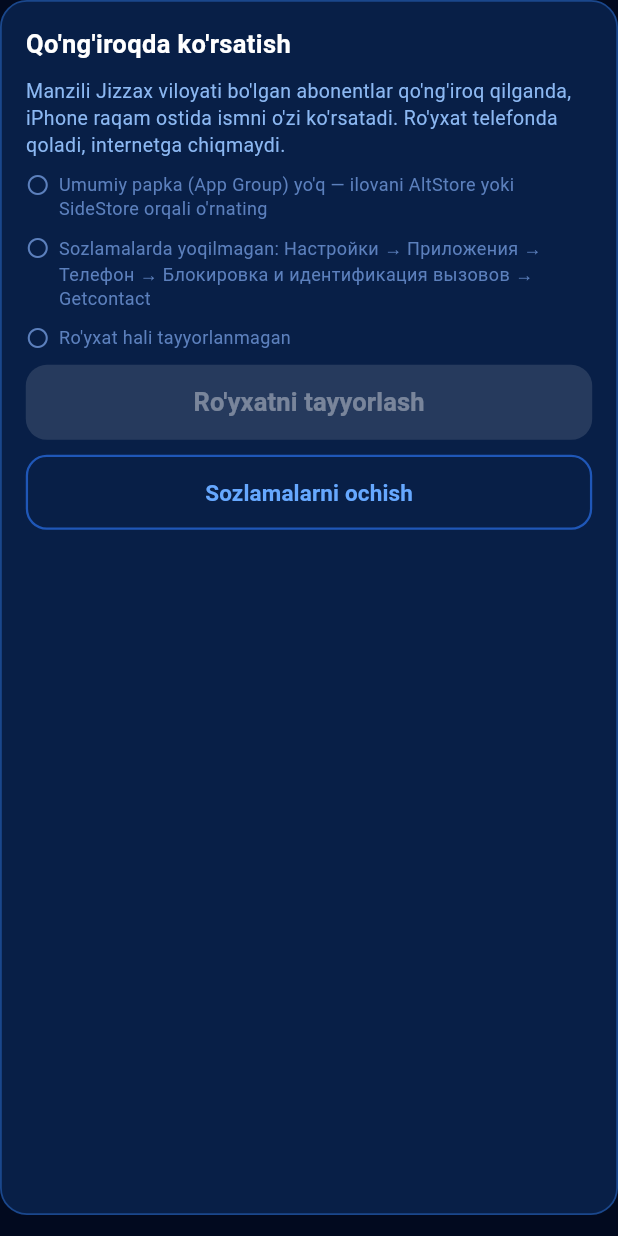
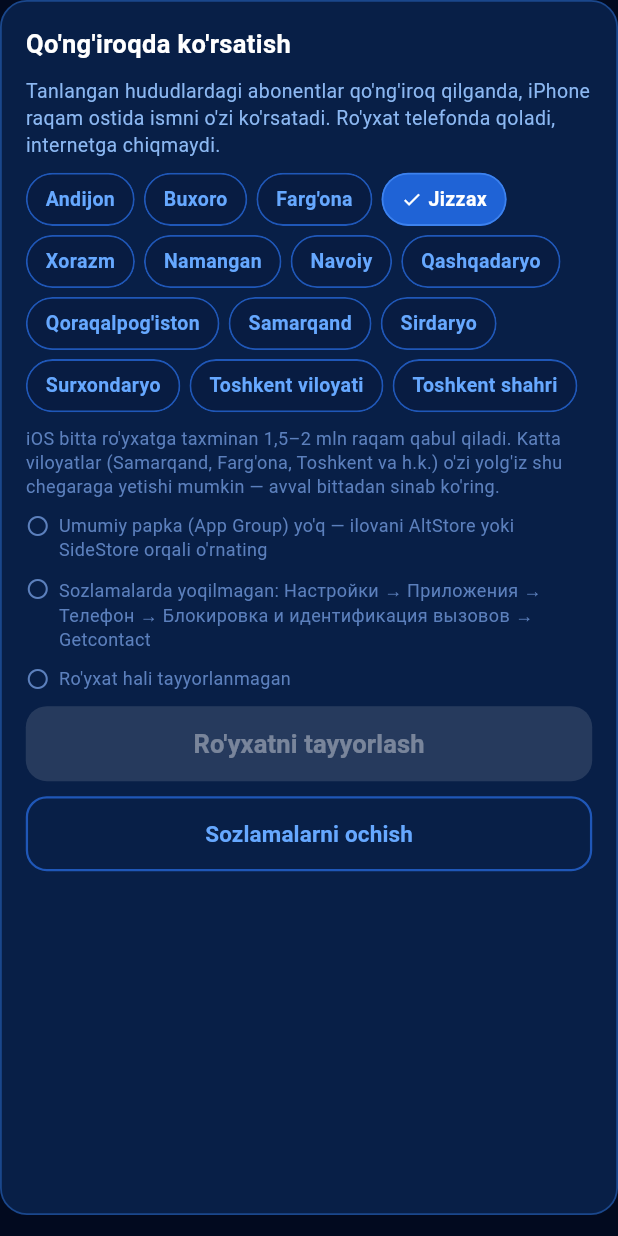
Before and after one commit to abdulumarodilov-dot/Getcontact, a Flutter app: the IosCallerIdPanel widget shown alone on an empty page, opened directly, on a phone screen of 412 x 824 dp. Run offline on Flutter 3.47's test engine with Material 3 defaults, Android fonts, the phone set to English and light mode, and no system bars; our stand-ins replace file_picker, flutter_secure_storage, local_auth, permission_handler, shared_preferences, sqflite_sqlcipher; accounts and stored records are empty.

Commit message:
Qo'ng'iroq ekranida ism: hududni tanlash (barcha viloyatlar)
Avval ro'yxat faqat Jizzax viloyatidan tuzilardi. Endi Sozlamalarda
14 ta hududdan istalganini tanlash mumkin: 12 viloyat, Qoraqalpog'iston
va Toshkent shahri. Toshkent shahri va viloyati manzildagi
«viloyat/область» so'zi bo'yicha ajratiladi.

Jizzax uchun qidiruv shartlari avvalgisi bilan aynan bir xil.
Swift extension o'zgarmadi — u faqat tayyor faylni o'qiydi.

Co-Authored-By: Claude Opus 5.5 <noreply@anthropic.com>
Claude-Session: https://claude.ai/code/session_01ADEB3bSRsac69UqhifgWbp

```diff
--- /dev/null
+++ b/lib/services/region_callerid.dart
@@ -0,0 +1,353 @@
+import 'dart:convert';
+import 'dart:io';
+import 'dart:typed_data';
+
+import 'package:callerid_ios/callerid_ios.dart';
+import 'package:shared_preferences/shared_preferences.dart';
+
+import 'db_service.dart';
+
+/// Bitta hudud: manzil ustunida qaysi so'zlar bo'yicha tanib olinadi.
+///
+/// Qoida: `stems` dan biri bo'lsa — mos. `requireAny` berilgan bo'lsa,
+/// undan ham biri bo'lishi shart. `exclude` dan biri bo'lsa — mos emas.
+///
+/// So'zlar kichik harfda yoziladi. SQLite LIKE lotin harflarida katta-kichikni
+/// farqlamaydi, kirillda esa farqlaydi — shuning uchun kirill so'zlarining
+/// KATTA varianti avtomatik qo'shiladi. Kirill so'zlar ataylab birinchi
+/// harfsiz yozilgan («Самарканд» → «амарк»): shunda «Самарканд» ham,
+/// «САМАРКАНД» ham topiladi.
+///
+/// Ortiqcha topilish (masalan boshqa shahardagi «Samarqand ko'chasi») zararsiz:
+/// ism baribir aynan o'sha raqamniki, faqat ro'yxat biroz kattalashadi.
+class CallerRegion {
+  final String id;
+  final String name;
+  final List<String> stems;
+  final List<String> requireAny;
+  final List<String> exclude;
+
+  const CallerRegion(
+    this.id,
+    this.name,
+    this.stems, {
+    this.requireAny = const [],
+    this.exclude = const [],
+  });
+}
+
+/// Toshkent shahri va viloyatini ajratuvchi belgilar
+const _viloyatMarkers = [
+  'viloyat',
+  'oblast',
+  'вилоят',
+  'област',
+  'обл.',
+  'ашкентск', // «Ташкентская»
+];
+
+const _toshkent = ['toshkent', 'tashkent', 'ашкент', 'ошкент'];
+
+/// iPhone'da qo'ng'iroq ekranida ism ko'rsatish (Call Directory) uchun
+/// ro'yxat: tanlangan hududlardagi abonentlar.
+///
+/// iOS bitta extension'ga cheklangan miqdordagi raqamni qabul qiladi
+/// (aniq chegara e'lon qilinmagan, amalda ~1,5–2 mln), shuning uchun butun
+/// baza emas, faqat tanlangan hududlar olinadi.
+class RegionCallerId {
+  RegionCallerId._();
+
+  static const regions = <CallerRegion>[
+    CallerRegion('andijon', 'Andijon',
+        ['andijon', 'andijan', 'andizhan', 'ндижон', 'ндижан']),
+    CallerRegion('buxoro', 'Buxoro',
+        ['buxor', 'buxar', 'bukhar', 'buhar', 'ухар', 'ухор']),
+    CallerRegion('fargona', "Farg'ona", [
+      "farg'on", 'fargʻon', 'fargʼon', 'farg`on', 'fargon', 'farghon',
+      'fergan', 'арғон', 'аргон', 'ерган',
+    ]),
+    // Jizzax: avvalgi versiyadagi shartlar aynan saqlangan
+    CallerRegion('jizzax', 'Jizzax',
+        ['jizza', 'jizak', 'djiza', 'dzhiza', 'изза', 'жизак']),
+    CallerRegion('xorazm', 'Xorazm', [
+      'xorazm', 'xorezm', 'khorazm', 'khorezm', 'horezm', 'оразм', 'орезм',
+    ]),
+    CallerRegion('namangan', 'Namangan', ['namangan', 'аманган']),
+    CallerRegion('navoiy', 'Navoiy', ['navoi', 'navoy', 'авои']),
+    CallerRegion('qashqadaryo', 'Qashqadaryo',
+        ['qashqadar', 'kashkadar', 'ашқадар', 'ашкадар']),
+    CallerRegion('qoraqalpogiston', "Qoraqalpog'iston", [
+      'qoraqalpo', 'qaraqalpa', 'karakalpa', 'nukus',
+      'орақалпо', 'оракалпо', 'аракалпа', 'укус', // Нукус
+    ]),
+    CallerRegion('samarqand', 'Samarqand',
+        ['samarq', 'samark', 'амарқ', 'амарк']),
+    CallerRegion('sirdaryo', 'Sirdaryo',
+        ['sirdar', 'syrdar', 'ирдар', 'ырдар']),
+    CallerRegion('surxondaryo', 'Surxondaryo', [
+      'surxondar', 'surxandar', 'surkhondar', 'surkhandar',
+      'урхондар', 'урхандар',
+    ]),
+    CallerRegion('toshkent_vil', 'Toshkent viloyati', _toshkent,
+        requireAny: _viloyatMarkers),
+    CallerRegion('toshkent_sh', 'Toshkent shahri', _toshkent,
+        exclude: _viloyatMarkers),
+  ];
+
+  static const fileName = 'callerid.bin';
+
+  /// Taxminiy chegara. Undan oshsa ogohlantiramiz (iOS baribir urinib ko'radi).
+  static const softLimit = 2000000;
+
+  static const _chunk = 250000; // bir so'rovda ko'riladigan qatorlar (rowid)
+  static const _maxLabel = 60;
+
+  // Kalit nomlari eski versiya bilan bir xil — avval tayyorlangan ro'yxat
+  // haqidagi ma'lumot yo'qolmasin
+  static const _kCount = 'jizzax_cid_count';
+  static const _kTime = 'jizzax_cid_time';
+  static const _kSelected = 'cid_regions';
+  static const _kBuilt = 'cid_built_regions';
+
+  static const defaultSelection = ['jizzax'];
+
+  static CallerRegion? byId(String id) {
+    for (final r in regions) {
+      if (r.id == id) return r;
+    }
+    return null;
+  }
+
+  static String names(Iterable<String> ids) =>
+      ids.map((i) => byId(i)?.name ?? i).join(', ');
+
+  /// Foydalanuvchi tanlagan hududlar
+  static Future<List<String>> selected() async {
+    final p = await SharedPreferences.getInstance();
+    final v = p.getStringList(_kSelected);
+    final ok = (v ?? defaultSelection).where((i) => byId(i) != null).toList();
+    return ok.isEmpty ? List.of(defaultSelection) : ok;
+  }
+
+  static Future<void> setSelected(List<String> ids) async {
+    final p = await SharedPreferences.getInstance();
+    await p.setStringList(_kSelected, ids);
+  }
+
+  /// Oxirgi tayyorlangan ro'yxat: (raqamlar soni, vaqt, hududlar) yoki null.
+  /// Eski versiyada hudud saqlanmagan — u faqat Jizzax edi.
+  static Future<(int, DateTime, List<String>)?> lastBuild() async {
+    final p = await SharedPreferences.getInstance();
+    final n = p.getInt(_kCount);
+    final t = p.getInt(_kTime);
+    if (n == null || t == null) return null;
+    final built = p.getStringList(_kBuilt) ?? defaultSelection;
+    return (n, DateTime.fromMillisecondsSinceEpoch(t), built);
+  }
+
+  /// Bazadagi raqamni iOS ko'rinishiga keltiradi: 998XXXXXXXXX.
+  static int? normalizePhone(Object? raw) {
+    if (raw == null) return null;
+    final d = raw.toString().replaceAll(RegExp(r'\D'), '');
+    String? full;
+    if (d.length == 9) {
+      full = '998$d';
+    } else if (d.length == 12 && d.startsWith('998')) {
+      full = d;
+    } else if (d.length == 14 && d.startsWith('00998')) {
+      full = d.substring(2);
+    }
+    return full == null ? null : int.parse(full);
+  }
+
+  static String _label(Object? raw) {
+    var s = (raw ?? '').toString().replaceAll(RegExp(r'\s+'), ' ').trim();
+    if (s.length > _maxLabel) s = s.substring(0, _maxLabel).trimRight();
+    return s;
+  }
+
+  /// So'zlardan LIKE andozalari: kirill bo'lsa KATTA varianti ham qo'shiladi.
+  static List<String> _patterns(List<String> words) {
+    final out = <String>{};
+    for (final w in words) {
+      out.add('%$w%');
+      final up = w.toUpperCase();
+      if (up != w && w.codeUnits.any((c) => c > 127)) out.add('%$up%');
+    }
+    return out.toList();
+  }
+
+  /// Tanlangan hududlar uchun WHERE sharti va uning parametrlari.
+  static (String, List<String>) _where(List<String> ids) {
+    final parts = <String>[];
+    final args = <String>[];
+
+    String any(List<String> pats) {
+      args.addAll(pats);
+      return pats.map((_) => '"adres" LIKE ?').join(' OR ');
+    }
+
+    for (final id in ids) {
+      final r = byId(id);
+      if (r == null) continue;
+      var cond = '(${any(_patterns(r.stems))})';
+      if (r.requireAny.isNotEmpty) {
+        cond += ' AND (${any(_patterns(r.requireAny))})';
+      }
+      if (r.exclude.isNotEmpty) {
+        cond += ' AND NOT (${any(_patterns(r.exclude))})';
+      }
+      parts.add('($cond)');
+    }
+    return (parts.join(' OR '), args);
+  }
+
+  /// Ro'yxatni tayyorlab, extension'ni qayta yuklaydi.
+  ///
+  /// [onProgress] — (0..1 ulush, topilgan raqamlar soni, bosqich matni).
+  /// Qaytaradi: topilgan raqamlar soni. Xatoda [CallerIdException].
+  static Future<int> build(
+      List<String> regionIds,
+      void Function(double, int, String) onProgress) async {
+    if (regionIds.isEmpty) {
+      throw const CallerIdException("Kamida bitta hududni tanlang");
+    }
+
+    final container = await CallerIdIos.containerPath();
+    if (container == null) {
+      throw const CallerIdException(
+          "Umumiy papka (App Group) ishlamayapti. Ilova App Group'ni "
+          "qo'llaydigan usulda o'rnatilmagan — AltStore yoki SideStore "
+          "orqali o'rnatib ko'ring.");
+    }
+
+    final db = DbService.instance;
+    if (!db.isOpen) {
+      final r = await db.open();
+      if (!r.isOk) {
+        throw const CallerIdException(
+            "Baza ochilmagan. Avval qidiruv ekranida bazani oching.");
+      }
+    }
+
+    // Kerakli ustunlar bormi?
+    final cols = (await db.rawQuery('PRAGMA table_info("$kTable")'))
+        .map((r) => (r['name'] ?? '').toString().toLowerCase())
+        .toSet();
+    for (final c in const ['telefon', 'abonent', 'adres']) {
+      if (!cols.contains(c)) {
+        throw CallerIdException("Bazada '$c' ustuni yo'q");
+      }
+    }
+
+    final maxRow = ((await db.rawQuery(
+                'SELECT max(rowid) AS m FROM "$kTable"'))
+            .first['m'] as int?) ??
+        0;
+    if (maxRow == 0) throw const CallerIdException('Baza bo\'sh');
+
+    final (where, args) = _where(regionIds);
+    final sql = 'SELECT "telefon", "abonent" FROM "$kTable" '
+        'WHERE rowid > ? AND rowid <= ? AND ($where)';
+
+    // Bir raqam bir necha marta uchrasa — birinchi topilgan ism qoladi
+    final found = <int, String>{};
+
+    await CallerIdIos.keepAwake(true);
+    try {
+      for (var lo = 0; lo < maxRow; lo += _chunk) {
+        final rows = await db.rawQuery(sql, [lo, lo + _chunk, ...args]);
+        for (final r in rows) {
+          final n = normalizePhone(r['telefon']);
+          if (n == null) continue;
+          final name = _label(r['abonent']);
+          if (name.isEmpty) continue;
+          found.putIfAbsent(n, () => name);
+        }
+        final done = ((lo + _chunk) / maxRow).clamp(0.0, 1.0);
+        onProgress(done * 0.9, found.length, 'Bazadan qidirilmoqda');
+      }
+
+      if (found.isEmpty) {
+        throw CallerIdException(
+            "Manzilida ${names(regionIds)} yozilgan raqam topilmadi");
+      }
+
+      onProgress(0.92, found.length, 'Fayl yozilmoqda');
+      await _writeFile('$container/$fileName', found);
+
+      onProgress(0.95, found.length, "iOS'ga yuklanmoqda");
+      final err = await CallerIdIos.reload();
+      if (err != null) throw CallerIdException(err);
+
+      final p = await SharedPreferences.getInstance();
+      await p.setInt(_kCount, found.length);
+      await p.setInt(_kTime, DateTime.now().millisecondsSinceEpoch);
+      await p.setStringList(_kBuilt, regionIds);
+
+      onProgress(1, found.length, 'Tayyor');
+      return found.length;
+    } finally {
+      await CallerIdIos.keepAwake(false);
+    }
+  }
+
+  /// Ro'yxatni o'chiradi (bo'sh fayl) va extension'ni qayta yuklaydi.
+  static Future<String?> clear() async {
+    final container = await CallerIdIos.containerPath();
+    if (container != null) {
+      await _writeFile('$container/$fileName', const {});
+    }
+    final p = await SharedPreferences.getInstance();
+    await p.remove(_kCount);
+    await p.remove(_kTime);
+    await p.remove(_kBuilt);
+    return CallerIdIos.reload();
+  }
+
+  /// Format CallDirectoryHandler.swift dagi bilan aynan bir xil:
+  ///   "GCCD" | u32 versiya=1 | u32 N | i64[N] raqamlar |
+  ///   u32[N+1] ism boshlanishlari | UTF-8 ismlar
+  static Future<void> _writeFile(String path, Map<int, String> data) async {
+    final keys = data.keys.toList()..sort();
+    final n = keys.length;
+
+    final header = ByteData(12)
+      ..setUint8(0, 0x47) // G
+      ..setUint8(1, 0x43) // C
+      ..setUint8(2, 0x43) // C
+      ..setUint8(3, 0x44) // D
+      ..setUint32(4, 1, Endian.little)
+      ..setUint32(8, n, Endian.little);
+
+    final numbers = ByteData(8 * n);
+    final offsets = ByteData(4 * (n + 1));
+    final labels = BytesBuilder(copy: false);
+
+    for (var i = 0; i < n; i++) {
+      numbers.setInt64(8 * i, keys[i], Endian.little);
+      offsets.setUint32(4 * i, labels.length, Endian.little);
+      labels.add(utf8.encode(data[keys[i]]!));
+    }
+    offsets.setUint32(4 * n, labels.length, Endian.little);
+
+    // Avval vaqtinchalik faylga, keyin almashtiramiz — extension yarim
+    // yozilgan faylni o'qib qolmasin
+    final tmp = File('$path.tmp');
+    final sink = tmp.openWrite();
+    sink.add(header.buffer.asUint8List());
+    sink.add(numbers.buffer.asUint8List());
+    sink.add(offsets.buffer.asUint8List());
+    sink.add(labels.takeBytes());
+    await sink.flush();
+    await sink.close();
+    await tmp.rename(path);
+  }
+}
+
+class CallerIdException implements Exception {
+  final String message;
+  const CallerIdException(this.message);
+  @override
+  String toString() => message;
+}
--- a/lib/widgets/ios_callerid_panel.dart
+++ b/lib/widgets/ios_callerid_panel.dart
@@ -1,13 +1,13 @@
 import 'package:callerid_ios/callerid_ios.dart';
 import 'package:flutter/material.dart';
 
-import '../services/jizzax_callerid.dart';
+import '../services/region_callerid.dart';
 import '../theme.dart';
 import 'common.dart';
 
 /// Sozlamalardagi «Qo'ng'iroqda ko'rsatish» bo'limi — faqat iPhone.
 ///
-/// Jizzax viloyati abonentlarining ro'yxatini tayyorlaydi; iOS kiruvchi
+/// Tanlangan hududlar abonentlarining ro'yxatini tayyorlaydi; iOS kiruvchi
 /// qo'ng'iroqda raqam ostida ismni o'zi ko'rsatadi.
 class IosCallerIdPanel extends StatefulWidget {
   const IosCallerIdPanel({super.key});
@@ -21,7 +21,10 @@ class _IosCallerIdPanelState extends State<IosCallerIdPanel>
   bool _loaded = false;
   bool _container = false;
   String _enabled = 'unknown'; // enabled | disabled | unknown
-  (int, DateTime)? _last;
+  (int, DateTime, List<String>)? _last;
+
+  /// Foydalanuvchi tanlagan hududlar (hali tayyorlanmagan bo'lishi mumkin)
+  List<String> _selected = List.of(RegionCallerId.defaultSelection);
 
   bool _busy = false;
   double _progress = 0;
@@ -53,12 +56,14 @@ class _IosCallerIdPanelState extends State<IosCallerIdPanel>
   Future<void> _refresh() async {
     try {
       final s = await CallerIdIos.status();
-      final last = await JizzaxCallerId.lastBuild();
+      final last = await RegionCallerId.lastBuild();
+      final sel = await RegionCallerId.selected();
       if (!mounted) return;
       setState(() {
         _container = s['container'] == true;
         _enabled = (s['enabled'] ?? 'unknown').toString();
         _last = last;
+        _selected = sel;
         _loaded = true;
       });
     } catch (e) {
@@ -77,7 +82,7 @@ class _IosCallerIdPanelState extends State<IosCallerIdPanel>
     });
 
     try {
-      final n = await JizzaxCallerId.build((p, found, stage) {
+      final n = await RegionCallerId.build(_selected, (p, found, stage) {
         if (!mounted) return;
         setState(() {
           _progress = p;
@@ -88,7 +93,7 @@ class _IosCallerIdPanelState extends State<IosCallerIdPanel>
       if (!mounted) return;
       setState(() {
         _msgError = false;
-        _msg = n > JizzaxCallerId.softLimit
+        _msg = n > RegionCallerId.softLimit
             ? "Yuklandi: ${_fmt(n)} ta raqam. Bu iOS chegarasiga yaqin — "
                 "qo'ng'iroqda ism chiqmasa, menga ayting."
             : "Tayyor: ${_fmt(n)} ta raqam yuklandi.";
@@ -105,9 +110,75 @@ class _IosCallerIdPanelState extends State<IosCallerIdPanel>
     }
   }
 
+  Future<void> _toggle(String id) async {
+    final next = List.of(_selected);
+    if (next.contains(id)) {
+      if (next.length == 1) return; // kamida bittasi qolsin
+      next.remove(id);
+    } else {
+      next.add(id);
+    }
+    // Ro'yxatdagi tartibda saqlaymiz — matnda ham shu tartibda chiqadi
+    final order = RegionCallerId.regions.map((r) => r.id).toList();
+    next.sort((a, b) => order.indexOf(a).compareTo(order.indexOf(b)));
+    setState(() {
+      _selected = next;
+      _msg = '';
+    });
+    await RegionCallerId.setSelected(next);
+  }
+
+  /// Tanlov oxirgi tayyorlangan ro'yxatdan farq qiladimi
+  bool get _selectionChanged {
+    final last = _last;
+    if (last == null) return false;
+    final a = {...last.$3};
+    final b = {..._selected};
+    return a.length != b.length || !a.containsAll(b);
+  }
+
+  Widget _chip(CallerRegion r) {
+    final on = _selected.contains(r.id);
+    return Material(
+      color: on ? const Color(0xFF1F63D6) : AppColors.inputBg,
+      borderRadius: BorderRadius.circular(18),
+      clipBehavior: Clip.antiAlias,
+      child: InkWell(
+        onTap: _busy ? null : () => _toggle(r.id),
+        child: Container(
+          padding: const EdgeInsets.symmetric(horizontal: 12, vertical: 7),
+          decoration: BoxDecoration(
+            borderRadius: BorderRadius.circular(18),
+            border: Border.all(
+              color: on ? const Color(0xFF3D82EE) : AppColors.inputBorder,
+              width: 1.2,
+            ),
+          ),
+          child: Row(
+            mainAxisSize: MainAxisSize.min,
+            children: [
+              if (on) ...[
+                const Icon(Icons.check, size: 14, color: Colors.white),
+                const SizedBox(width: 4),
+              ],
+              Text(
+                r.name,
+                style: TextStyle(
+                  color: on ? Colors.white : AppColors.accent,
+                  fontSize: 13,
+                  fontWeight: FontWeight.bold,
+                ),
+              ),
+            ],
+          ),
+        ),
+      ),
+    );
+  }
+
   Future<void> _clear() async {
     setState(() => _busy = true);
-    final err = await JizzaxCallerId.clear();
+    final err = await RegionCallerId.clear();
     if (!mounted) return;
     setState(() {
       _busy = false;
@@ -177,13 +248,29 @@ class _IosCallerIdPanelState extends State<IosCallerIdPanel>
             ),
           ),
           const Text(
-            "Manzili Jizzax viloyati bo'lgan abonentlar qo'ng'iroq "
-            "qilganda, iPhone raqam ostida ismni o'zi ko'rsatadi. "
-            "Ro'yxat telefonda qoladi, internetga chiqmaydi.",
+            "Tanlangan hududlardagi abonentlar qo'ng'iroq qilganda, "
+            "iPhone raqam ostida ismni o'zi ko'rsatadi. Ro'yxat telefonda "
+            "qoladi, internetga chiqmaydi.",
             style: TextStyle(
               color: AppColors.labelBlue,
               fontSize: 13,
               height: 1.4,
+            ),
+          ),
+          Wrap(
+            spacing: 6,
+            runSpacing: 6,
+            children: RegionCallerId.regions.map(_chip).toList(),
+          ),
+          const Text(
+            "iOS bitta ro'yxatga taxminan 1,5–2 mln raqam qabul qiladi. "
+            "Katta viloyatlar (Samarqand, Farg'ona, Toshkent va h.k.) "
+            "o'zi yolg'iz shu chegaraga yetishi mumkin — avval bittadan "
+            "sinab ko'ring.",
+            style: TextStyle(
+              color: AppColors.hint,
+              fontSize: 12,
+              height: 1.35,
             ),
           ),
           _row(
@@ -204,9 +291,20 @@ class _IosCallerIdPanelState extends State<IosCallerIdPanel>
           _row(
             last != null,
             last != null
-                ? "Ro'yxat: ${_fmt(last.$1)} ta raqam (${_date(last.$2)})"
+                ? "Ro'yxat: ${RegionCallerId.names(last.$3)} — "
+                    "${_fmt(last.$1)} ta raqam (${_date(last.$2)})"
                 : "Ro'yxat hali tayyorlanmagan",
           ),
+          if (_selectionChanged && !_busy)
+            const Text(
+              "Tanlov o'zgardi — yangi ro'yxat uchun «Ro'yxatni yangilash» "
+              "ni bosing.",
+              style: TextStyle(
+                color: AppColors.accent,
+                fontSize: 12,
+                height: 1.35,
+              ),
+            ),
           if (_busy) ...[
             LinearProgressIndicator(
               value: _progress,
```
Also changed, not shown: lib/services/jizzax_callerid.dart (deleted, +0 -217 lines).
